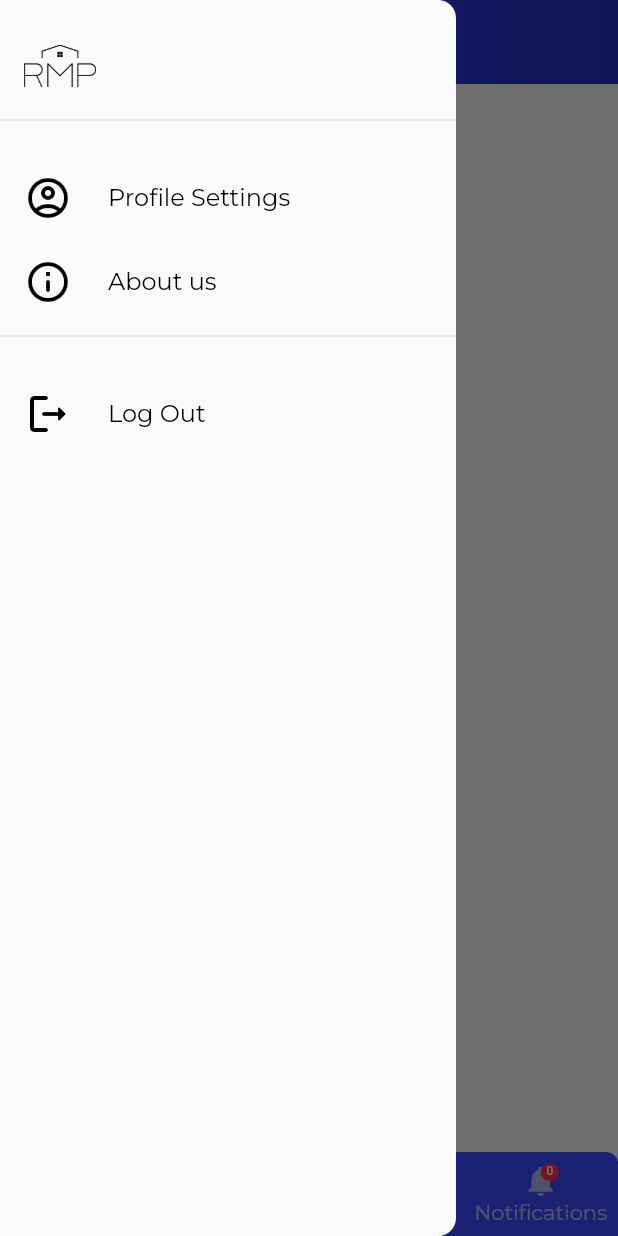
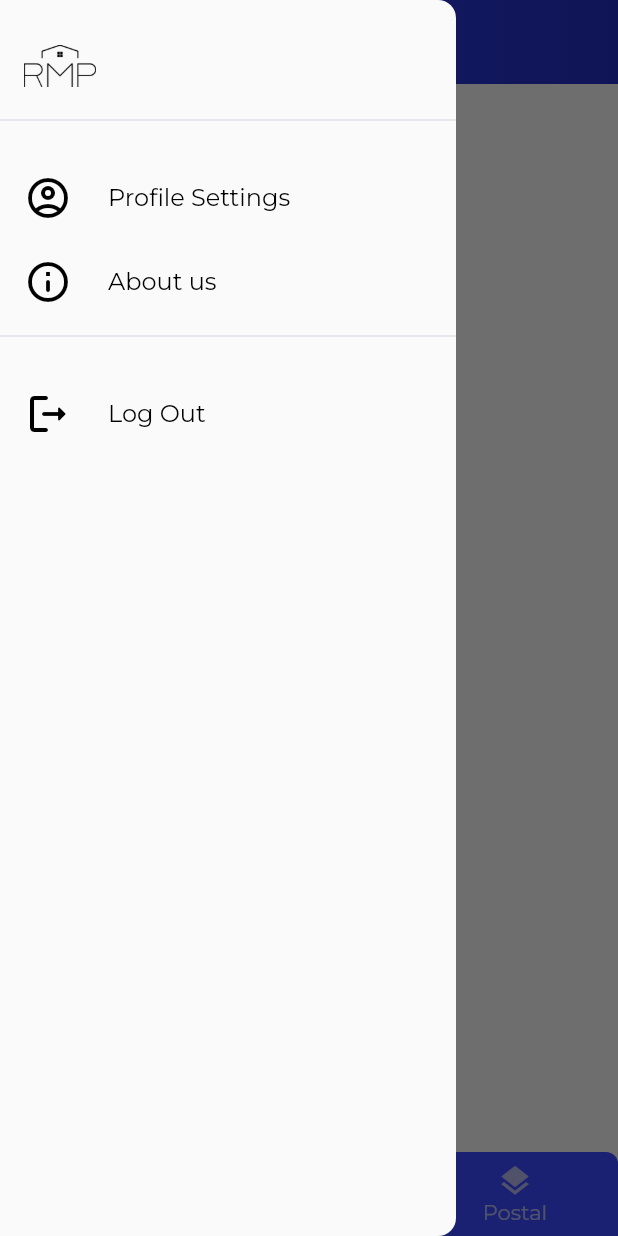
Before and after one commit to boy-warakorn/rmp-flutter, a Flutter app: the MainScreen screen opened directly, with the side drawer open, on a phone screen of 412 x 824 dp. Run offline on Flutter 3.47's test engine with Material 2 defaults, Android fonts, the phone set to English and light mode, and no system bars; our stand-ins replace carousel_slider, dio, firebase_core, firebase_storage, flutter_datetime_picker, flutter_hooks and 5 more; accounts and stored records are empty.

Commit message:
make bottom nav bar better

```diff
--- a/lib/screens/main_screen.dart
+++ b/lib/screens/main_screen.dart
@@ -39,6 +39,10 @@ class MainScreen extends HookConsumerWidget {
     final _role = ref.read(currentUser).user.role;
     final _isResident = _role == "resident";
     final _currentTabIndex = useState(0);
+    final _paymentResident = "0";
+    final _postalResident = "2";
+    final _helpdeskResident = "4";
+    final _helpdeskCondo = "3";
 
     void onTap(int index) {
       _currentTabIndex.value = index;
@@ -59,6 +63,10 @@ class MainScreen extends HookConsumerWidget {
         currentIndex: _currentTabIndex.value,
         isResident: _isResident,
         onTap: onTap,
+        paymentResident: _paymentResident,
+        helpdeskResident: _helpdeskResident,
+        postalResident: _postalResident,
+        helpdeskCondo: _helpdeskCondo,
       ),
       floatingActionButton: (_currentTabIndex.value == 2 && !_isResident) ||
               (_currentTabIndex.value == 3 && _isResident)
--- a/lib/widgets/navigations/bottom_bar.dart
+++ b/lib/widgets/navigations/bottom_bar.dart
@@ -8,13 +8,24 @@ class BottomBar extends StatelessWidget {
   final int currentIndex;
   final bool isResident;
   final Function(int) onTap;
+  final String paymentResident;
+  final String postalResident;
+  final String helpdeskResident;
+  final String helpdeskCondo;
 
-  BottomBar({
+  const BottomBar({
     Key? key,
     required this.currentIndex,
     required this.isResident,
     required this.onTap,
+    required this.paymentResident,
+    required this.postalResident,
+    required this.helpdeskResident,
+    required this.helpdeskCondo,
   }) : super(key: key);
+
+  @override
+  Widget build(BuildContext context) {
 
     final List<BottomNavigationBarItem> residentBottomNavigationBarItem =
     <BottomNavigationBarItem>[
@@ -45,7 +56,7 @@ class BottomBar extends StatelessWidget {
                   minWidth: 12,
                 ),
                 child: Text(
-                "0",
+                  paymentResident,
                   style: TextStyle(
                     color: kLightColor,
                     fontSize: 10,
@@ -78,7 +89,7 @@ class BottomBar extends StatelessWidget {
                   minWidth: 12,
                 ),
                 child: Text(
-                "4",
+                  postalResident,
                   style: TextStyle(
                     color: kLightColor,
                     fontSize: 10,
@@ -111,7 +122,7 @@ class BottomBar extends StatelessWidget {
                   minWidth: 12,
                 ),
                 child: Text(
-                "10",
+                  helpdeskResident,
                   style: TextStyle(
                     color: kLightColor,
                     fontSize: 10,
@@ -156,7 +167,7 @@ class BottomBar extends StatelessWidget {
                   minWidth: 12,
                 ),
                 child: Text(
-                "0",
+                  helpdeskCondo,
                   style: TextStyle(
                     color: kLightColor,
                     fontSize: 10,
@@ -176,43 +187,9 @@ class BottomBar extends StatelessWidget {
         ),
         label: 'Postal',
       ),
-    BottomNavigationBarItem(
-      label: 'Notifications',
-      icon: Stack(
-        children: [
-          Icon(
-            Icons.notifications,
-            size: kSizeS * 1.5,
-          ),
-          Positioned(
-            right: 0.0,
-            child: Container(
-              padding: EdgeInsets.all(1),
-              decoration: BoxDecoration(
-                color: kErrorColor,
-                borderRadius: kBorderRadiusXS,
-              ),
-              constraints: BoxConstraints(
-                minHeight: 12,
-                minWidth: 12,
-              ),
-              child: Text(
-                "0",
-                style: TextStyle(
-                  color: kLightColor,
-                  fontSize: 8,
-                ),
-                textAlign: TextAlign.center,
-              ),
-            ),
-          )
-        ],
-      ),
-    ),
     ];
 
-  @override
-  Widget build(BuildContext context) {
+
     return ClipRRect(
       borderRadius: BorderRadius.vertical(
         top: Radius.circular(kSizeXS),
```
Lines whose indentation alone changed are shown as unchanged.
